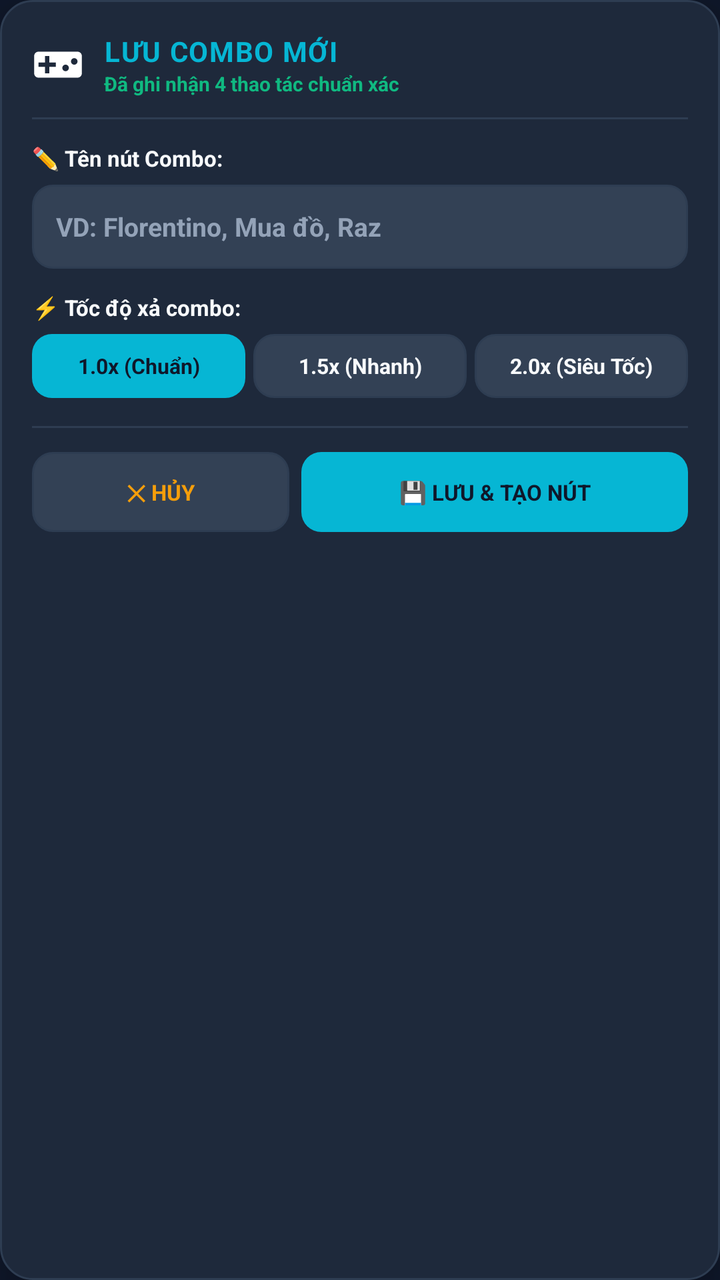
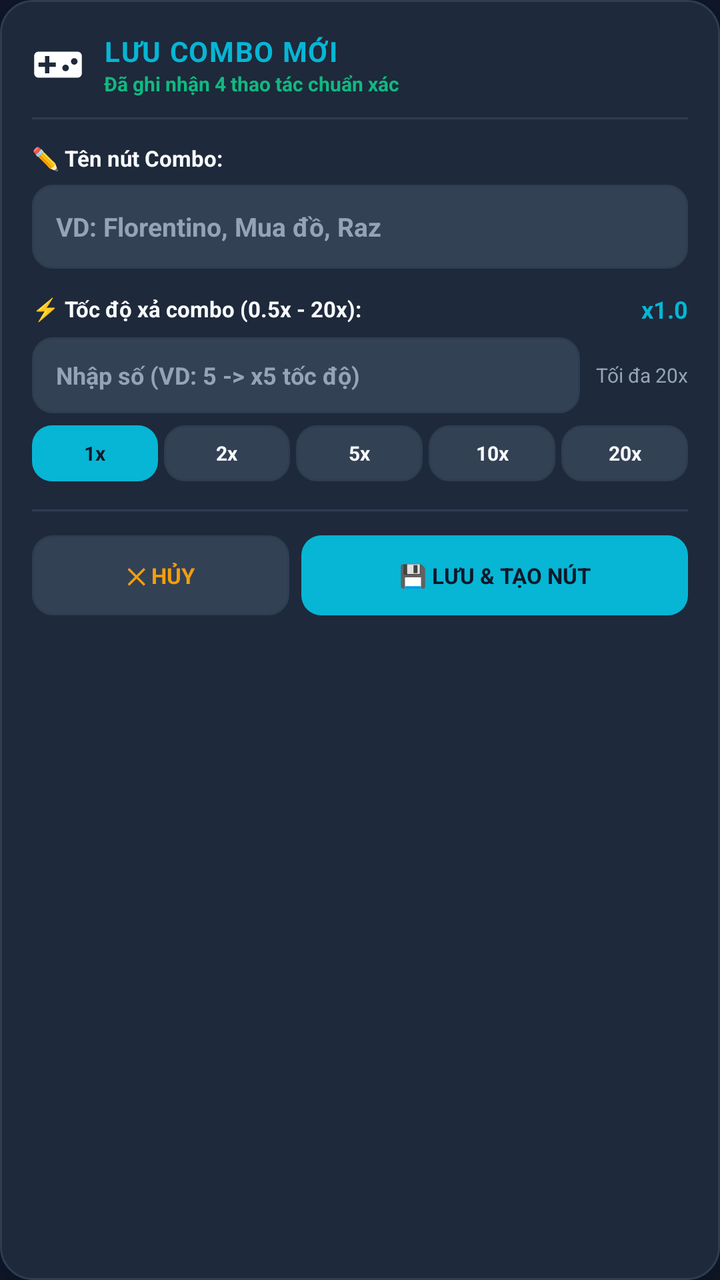

Compare the two renders of this Android layout. The source of the first and the diff that turns it into the second are given below.
<!-- AndroidManifest.xml: application theme Theme.MacroGaming -->
<!-- res/layout/view_save_combo_dialog.xml -->
<?xml version="1.0" encoding="utf-8"?>
<LinearLayout xmlns:android="http://schemas.android.com/apk/res/android"
    android:id="@+id/saveComboDialogRoot"
    android:layout_width="300dp"
    android:layout_height="wrap_content"
    android:background="@drawable/bg_dialog_card"
    android:orientation="vertical"
    android:padding="16dp"
    android:elevation="24dp">

    
    <LinearLayout
        android:layout_width="match_parent"
        android:layout_height="wrap_content"
        android:gravity="center_vertical"
        android:orientation="horizontal"
        android:layout_marginBottom="10dp">

        <ImageView
            android:layout_width="26dp"
            android:layout_height="26dp"
            android:src="@drawable/ic_macro_tile"
            android:contentDescription="Turbo Icon" />

        <LinearLayout
            android:layout_width="0dp"
            android:layout_height="wrap_content"
            android:layout_marginStart="10dp"
            android:layout_weight="1"
            android:orientation="vertical">

            <TextView
                android:layout_width="wrap_content"
                android:layout_height="wrap_content"
                android:text="LƯU COMBO MỚI"
                android:textColor="@color/cyan_neon"
                android:textSize="14sp"
                android:textStyle="bold"
                android:letterSpacing="0.04" />

            <TextView
                android:id="@+id/tvSaveComboSummary"
                android:layout_width="wrap_content"
                android:layout_height="wrap_content"
                android:text="Đã ghi nhận 4 thao tác chuẩn xác"
                android:textColor="@color/emerald_play"
                android:textSize="10sp"
                android:textStyle="bold" />
        </LinearLayout>
    </LinearLayout>

    <View
        android:layout_width="match_parent"
        android:layout_height="1dp"
        android:background="@color/stroke_border"
        android:layout_marginBottom="12dp" />

    
    <TextView
        android:layout_width="wrap_content"
        android:layout_height="wrap_content"
        android:text="✏️ Tên nút Combo:"
        android:textColor="@color/text_primary"
        android:textSize="11sp"
        android:textStyle="bold" />

    <EditText
        android:id="@+id/etSaveComboName"
        android:layout_width="match_parent"
        android:layout_height="42dp"
        android:layout_marginTop="6dp"
        android:background="@drawable/bg_turbo_btn_secondary"
        android:hint="VD: Florentino, Mua đồ, Raz"
        android:textColorHint="@color/text_secondary"
        android:textColor="@color/cyan_neon"
        android:textSize="13sp"
        android:textStyle="bold"
        android:paddingStart="12dp"
        android:paddingEnd="12dp"
        android:singleLine="true"
        android:maxLength="15"
        android:inputType="text" />

    
    <TextView
        android:layout_width="wrap_content"
        android:layout_height="wrap_content"
        android:layout_marginTop="12dp"
        android:text="⚡ Tốc độ xả combo:"
        android:textColor="@color/text_primary"
        android:textSize="11sp"
        android:textStyle="bold" />

    <LinearLayout
        android:layout_width="match_parent"
        android:layout_height="32dp"
        android:layout_marginTop="6dp"
        android:orientation="horizontal">

        <TextView
            android:id="@+id/btnSaveSpeed10"
            android:layout_width="0dp"
            android:layout_height="match_parent"
            android:layout_weight="1"
            android:layout_marginEnd="4dp"
            android:background="@drawable/bg_turbo_btn_primary"
            android:gravity="center"
            android:text="1.0x (Chuẩn)"
            android:textColor="@color/bg_dark"
            android:textSize="10.5sp"
            android:textStyle="bold" />

        <TextView
            android:id="@+id/btnSaveSpeed15"
            android:layout_width="0dp"
            android:layout_height="match_parent"
            android:layout_weight="1"
            android:layout_marginEnd="4dp"
            android:background="@drawable/bg_turbo_btn_secondary"
            android:gravity="center"
            android:text="1.5x (Nhanh)"
            android:textColor="@color/text_primary"
            android:textSize="10.5sp"
            android:textStyle="bold" />

        <TextView
            android:id="@+id/btnSaveSpeed20"
            android:layout_width="0dp"
            android:layout_height="match_parent"
            android:layout_weight="1"
            android:background="@drawable/bg_turbo_btn_secondary"
            android:gravity="center"
            android:text="2.0x (Siêu Tốc)"
            android:textColor="@color/text_primary"
            android:textSize="10.5sp"
            android:textStyle="bold" />
    </LinearLayout>

    <View
        android:layout_width="match_parent"
        android:layout_height="1dp"
        android:background="@color/stroke_border"
        android:layout_marginTop="14dp"
        android:layout_marginBottom="12dp" />

    
    <LinearLayout
        android:layout_width="match_parent"
        android:layout_height="40dp"
        android:orientation="horizontal">

        <TextView
            android:id="@+id/btnSaveComboCancel"
            android:layout_width="0dp"
            android:layout_height="match_parent"
            android:layout_weight="0.8"
            android:layout_marginEnd="6dp"
            android:background="@drawable/bg_turbo_btn_secondary"
            android:gravity="center"
            android:text="✕ HỦY"
            android:textColor="@color/amber_warning"
            android:textSize="11sp"
            android:textStyle="bold" />

        <TextView
            android:id="@+id/btnSaveComboConfirm"
            android:layout_width="0dp"
            android:layout_height="match_parent"
            android:layout_weight="1.2"
            android:background="@drawable/bg_turbo_btn_primary"
            android:gravity="center"
            android:text="💾 LƯU &amp; TẠO NÚT"
            android:textColor="@color/bg_dark"
            android:textSize="11sp"
            android:textStyle="bold" />
    </LinearLayout>

</LinearLayout>
<!-- resources referenced by this layout -->
<resources>
  <color name="amber_warning">#F59E0B</color>
  <color name="bg_dark">#0F172A</color>
  <color name="cyan_neon">#06B6D4</color>
  <color name="emerald_play">#10B981</color>
  <color name="stroke_border">#2E3D52</color>
  <color name="text_primary">#F8FAFC</color>
  <color name="text_secondary">#94A3B8</color>
  <!-- drawable bg_dialog_card (drawable) -->
  <?xml version="1.0" encoding="utf-8"?>
  <shape xmlns:android="http://schemas.android.com/apk/res/android"
      android:shape="rectangle">
      <corners android:radius="16dp" />
      <solid android:color="@color/bg_dialog" />
      <stroke
          android:width="1dp"
          android:color="@color/stroke_border" />
      <padding
          android:bottom="16dp"
          android:left="16dp"
          android:right="16dp"
          android:top="16dp" />
  </shape>
  <!-- drawable bg_turbo_btn_primary (drawable) -->
  <?xml version="1.0" encoding="utf-8"?>
  <shape xmlns:android="http://schemas.android.com/apk/res/android"
      android:shape="rectangle">
      <corners android:radius="10dp" />
      <solid android:color="@color/cyan_neon" />
  </shape>
  <!-- drawable bg_turbo_btn_secondary (drawable) -->
  <?xml version="1.0" encoding="utf-8"?>
  <shape xmlns:android="http://schemas.android.com/apk/res/android"
      android:shape="rectangle">
      <corners android:radius="10dp" />
      <solid android:color="@color/bg_surface_elevated" />
      <stroke
          android:width="1dp"
          android:color="@color/stroke_border" />
  </shape>
  <!-- drawable ic_macro_tile (drawable) -->
  <vector xmlns:android="http://schemas.android.com/apk/res/android"
      android:width="24dp"
      android:height="24dp"
      android:viewportWidth="24"
      android:viewportHeight="24">
    <path
        android:fillColor="#FFFFFFFF"
        android:pathData="M21,6H3c-1.1,0 -2,0.9 -2,2v8c0,1.1 0.9,2 2,2h18c1.1,0 2,-0.9 2,-2V8c0,-1.1 -0.9,-2 -2,-2zm-10,7H8v3H6v-3H3v-2h3V8h2v3h3v2zm4.5,2c-0.83,0 -1.5,-0.67 -1.5,-1.5s0.67,-1.5 1.5,-1.5 1.5,0.67 1.5,1.5 -0.67,1.5 -1.5,1.5zm4,-3c-0.83,0 -1.5,-0.67 -1.5,-1.5S18.67,9 19.5,9s1.5,0.67 1.5,1.5 -0.67,1.5 -1.5,1.5z"/>
  </vector>
  <style name="Theme.MacroGaming" parent="Theme.Material3.Dark.NoActionBar">
          <item name="colorPrimary">@color/cyan_neon</item>
          <item name="colorOnPrimary">@color/bg_dark</item>
          <item name="colorSecondary">@color/purple_accent</item>
          <item name="android:windowBackground">@color/bg_dark</item>
          <item name="android:statusBarColor">@color/bg_dark</item>
          <item name="android:navigationBarColor">@color/bg_dark</item>
      </style>
  <color name="bg_dialog">#1E293B</color>
  <color name="bg_surface_elevated">#334155</color>
  <color name="purple_accent">#8B5CF6</color>
</resources>

<!-- the commit's change to res/layout/view_save_combo_dialog.xml (unified diff, before → after) -->
@@ -82,45 +82,123 @@
         android:inputType="text" />
 
     
-    <TextView
-        android:layout_width="wrap_content"
+    <LinearLayout
+        android:layout_width="match_parent"
         android:layout_height="wrap_content"
         android:layout_marginTop="12dp"
-        android:text="⚡ Tốc độ xả combo:"
-        android:textColor="@color/text_primary"
-        android:textSize="11sp"
-        android:textStyle="bold" />
-
-    <LinearLayout
-        android:layout_width="match_parent"
-        android:layout_height="32dp"
+        android:gravity="center_vertical"
+        android:orientation="horizontal">
+
+        <TextView
+            android:layout_width="0dp"
+            android:layout_height="wrap_content"
+            android:layout_weight="1"
+            android:text="⚡ Tốc độ xả combo (0.5x - 20x):"
+            android:textColor="@color/text_primary"
+            android:textSize="11sp"
+            android:textStyle="bold" />
+
+        <TextView
+            android:id="@+id/tvSpeedLiveBadge"
+            android:layout_width="wrap_content"
+            android:layout_height="wrap_content"
+            android:text="x1.0"
+            android:textColor="@color/cyan_neon"
+            android:textSize="12sp"
+            android:textStyle="bold" />
+    </LinearLayout>
+
+    
+    <LinearLayout
+        android:layout_width="match_parent"
+        android:layout_height="38dp"
         android:layout_marginTop="6dp"
-        android:orientation="horizontal">
+        android:gravity="center_vertical"
+        android:orientation="horizontal">
+
+        <EditText
+            android:id="@+id/etSaveSpeedMultiplier"
+            android:layout_width="0dp"
+            android:layout_height="match_parent"
+            android:layout_weight="1"
+            android:background="@drawable/bg_turbo_btn_secondary"
+            android:hint="Nhập số (VD: 5 -> x5 tốc độ)"
+            android:textColorHint="@color/text_secondary"
+            android:textColor="@color/cyan_neon"
+            android:textSize="12sp"
+            android:textStyle="bold"
+            android:paddingStart="12dp"
+            android:paddingEnd="12dp"
+            android:singleLine="true"
+            android:maxLength="4"
+            android:inputType="numberDecimal" />
+
+        <TextView
+            android:layout_width="wrap_content"
+            android:layout_height="wrap_content"
+            android:layout_marginStart="8dp"
+            android:text="Tối đa 20x"
+            android:textColor="@color/text_secondary"
+            android:textSize="10sp" />
+    </LinearLayout>
+
+    
+    <LinearLayout
+        android:layout_width="match_parent"
+        android:layout_height="28dp"
+        android:layout_marginTop="6dp"
+        android:orientation="horizontal">
+
+        <TextView
+            android:id="@+id/btnSaveSpeed1"
+            android:layout_width="0dp"
+            android:layout_height="match_parent"
+            android:layout_weight="1"
+            android:layout_marginEnd="3dp"
+            android:background="@drawable/bg_turbo_btn_primary"
+            android:gravity="center"
+            android:text="1x"
+            android:textColor="@color/bg_dark"
+            android:textSize="10sp"
+            android:textStyle="bold" />
+
+        <TextView
+            android:id="@+id/btnSaveSpeed2"
+            android:layout_width="0dp"
+            android:layout_height="match_parent"
+            android:layout_weight="1"
+            android:layout_marginEnd="3dp"
+            android:background="@drawable/bg_turbo_btn_secondary"
+            android:gravity="center"
+            android:text="2x"
+            android:textColor="@color/text_primary"
+            android:textSize="10sp"
+            android:textStyle="bold" />
+
+        <TextView
+            android:id="@+id/btnSaveSpeed5"
+            android:layout_width="0dp"
+            android:layout_height="match_parent"
+            android:layout_weight="1"
+            android:layout_marginEnd="3dp"
+            android:background="@drawable/bg_turbo_btn_secondary"
+            android:gravity="center"
+            android:text="5x"
+            android:textColor="@color/text_primary"
+            android:textSize="10sp"
+            android:textStyle="bold" />
 
         <TextView
             android:id="@+id/btnSaveSpeed10"
             android:layout_width="0dp"
             android:layout_height="match_parent"
             android:layout_weight="1"
-            android:layout_marginEnd="4dp"
-            android:background="@drawable/bg_turbo_btn_primary"
-            android:gravity="center"
-            android:text="1.0x (Chuẩn)"
-            android:textColor="@color/bg_dark"
-            android:textSize="10.5sp"
-            android:textStyle="bold" />
-
-        <TextView
-            android:id="@+id/btnSaveSpeed15"
-            android:layout_width="0dp"
-            android:layout_height="match_parent"
-            android:layout_weight="1"
-            android:layout_marginEnd="4dp"
-            android:background="@drawable/bg_turbo_btn_secondary"
-            android:gravity="center"
-            android:text="1.5x (Nhanh)"
-            android:textColor="@color/text_primary"
-            android:textSize="10.5sp"
+            android:layout_marginEnd="3dp"
+            android:background="@drawable/bg_turbo_btn_secondary"
+            android:gravity="center"
+            android:text="10x"
+            android:textColor="@color/text_primary"
+            android:textSize="10sp"
             android:textStyle="bold" />
 
         <TextView
@@ -130,9 +208,9 @@
             android:layout_weight="1"
             android:background="@drawable/bg_turbo_btn_secondary"
             android:gravity="center"
-            android:text="2.0x (Siêu Tốc)"
-            android:textColor="@color/text_primary"
-            android:textSize="10.5sp"
+            android:text="20x"
+            android:textColor="@color/text_primary"
+            android:textSize="10sp"
             android:textStyle="bold" />
     </LinearLayout>
 
